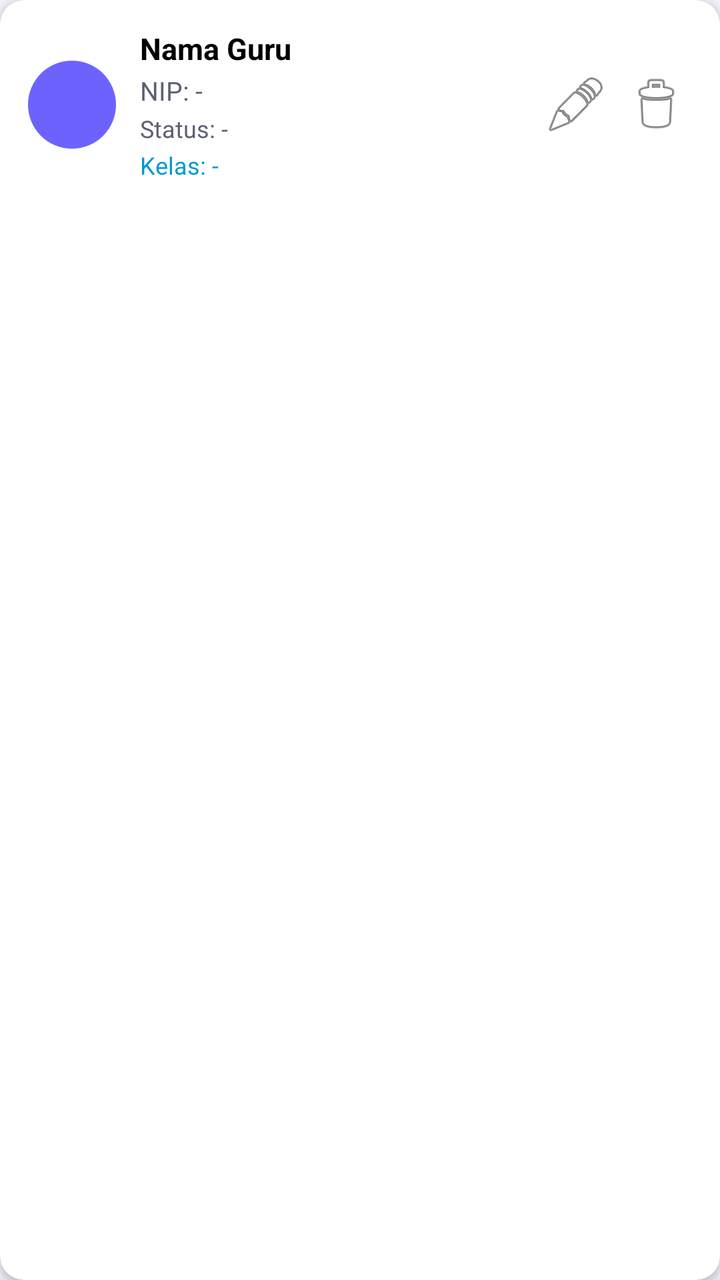
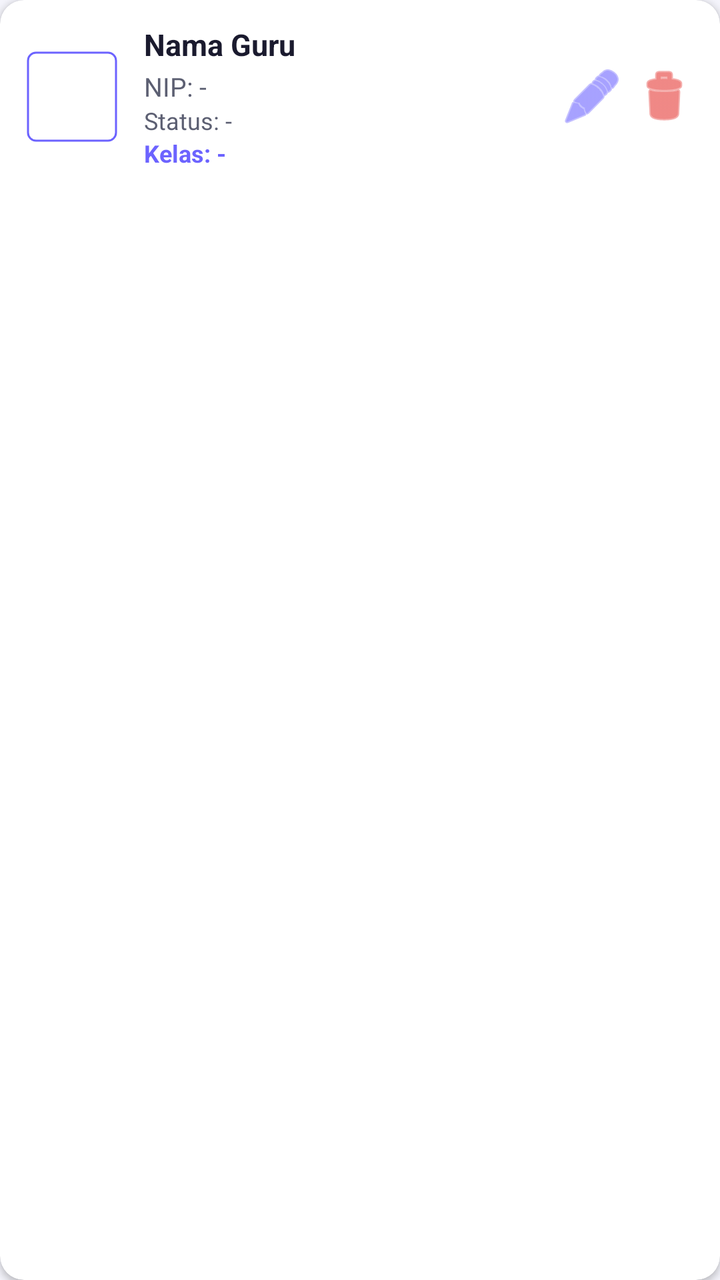

An Android layout rendered at two revisions. The XML below is the earlier revision; the diff shows what the commit changed to produce the second picture.
<!-- AndroidManifest.xml: application theme Theme.Elearning_SD_Negeri_Sukorame_1 -->
<!-- res/layout/item_guru.xml -->
<?xml version="1.0" encoding="utf-8"?>
<androidx.cardview.widget.CardView xmlns:android="http://schemas.android.com/apk/res/android"
    xmlns:app="http://schemas.android.com/apk/res-auto"
    android:layout_width="match_parent"
    android:layout_height="wrap_content"
    android:layout_marginHorizontal="8dp"
    android:layout_marginVertical="6dp"
    app:cardCornerRadius="12dp"
    app:cardElevation="3dp">

    <LinearLayout
        android:layout_width="match_parent"
        android:layout_height="wrap_content"
        android:orientation="horizontal"
        android:padding="14dp"
        android:gravity="center_vertical">

        <TextView
            android:id="@+id/tvAvatar"
            android:layout_width="44dp"
            android:layout_height="44dp"
            android:gravity="center"
            android:textSize="18sp"
            android:textStyle="bold"
            android:textColor="@color/white"
            android:background="@drawable/bg_avatar_purple"
            android:layout_marginEnd="12dp"/>

        <LinearLayout
            android:layout_width="0dp"
            android:layout_height="wrap_content"
            android:layout_weight="1"
            android:orientation="vertical">

            <TextView
                android:id="@+id/tvNamaGuru"
                android:layout_width="wrap_content"
                android:layout_height="wrap_content"
                android:textSize="15sp"
                android:textStyle="bold"
                android:textColor="@color/black"
                android:text="Nama Guru" />

            <TextView
                android:id="@+id/tvNipGuru"
                android:layout_width="wrap_content"
                android:layout_height="wrap_content"
                android:textSize="13sp"
                android:textColor="@color/text_gray"
                android:layout_marginTop="2dp"
                android:text="NIP: -" />

            <TextView
                android:id="@+id/tvStatusGuru"
                android:layout_width="wrap_content"
                android:layout_height="wrap_content"
                android:textSize="12sp"
                android:textColor="@color/text_gray"
                android:layout_marginTop="2dp"
                android:text="Status: -" />

            <TextView
                android:id="@+id/tvKelasGuru"
                android:layout_width="wrap_content"
                android:layout_height="wrap_content"
                android:textSize="12sp"
                android:textColor="@android:color/holo_blue_dark"
                android:layout_marginTop="2dp"
                android:text="Kelas: -" />

        </LinearLayout>

        <ImageButton
            android:id="@+id/btnEditGuru"
            android:layout_width="36dp"
            android:layout_height="36dp"
            android:src="@android:drawable/ic_menu_edit"
            android:background="?attr/selectableItemBackgroundBorderless"
            android:layout_marginEnd="4dp"/>

        <ImageButton
            android:id="@+id/btnDeleteGuru"
            android:layout_width="36dp"
            android:layout_height="36dp"
            android:src="@android:drawable/ic_menu_delete"
            android:background="?attr/selectableItemBackgroundBorderless"/>

    </LinearLayout>

</androidx.cardview.widget.CardView>
<!-- resources referenced by this layout -->
<resources>
  <color name="black">#FF000000</color>
  <color name="text_gray">#5C5F72</color>
  <color name="white">#FFFFFFFF</color>
  <!-- drawable bg_avatar_purple (drawable) -->
  <?xml version="1.0" encoding="utf-8"?>
  <shape xmlns:android="http://schemas.android.com/apk/res/android"
      android:shape="oval">
      <solid android:color="@color/primary_purple" />
  
      <padding
          android:left="8dp"
          android:top="8dp"
          android:right="8dp"
          android:bottom="8dp" />
  </shape>
  <style name="Theme.Elearning_SD_Negeri_Sukorame_1" parent="Theme.MaterialComponents.DayNight.NoActionBar">
          <item name="colorPrimary">@color/primary_purple</item>
          <item name="colorPrimaryVariant">@color/primary_purple_light</item>
          <item name="colorOnPrimary">@color/white</item>
          <item name="colorSecondary">@color/teal_200</item>
          <item name="colorOnSecondary">@color/black</item>
          <item name="colorSurface">@color/card_bg</item>
          <item name="colorOnSurface">@color/text_dark</item>
          <item name="android:colorBackground">@color/bg_light</item>
          <item name="android:textColorPrimary">@color/text_dark</item>
          <item name="android:textColorSecondary">@color/text_gray</item>
          <item name="android:textColorHint">@color/text_hint</item>
          <item name="android:statusBarColor">@color/bg_light</item>
          <item name="android:navigationBarColor">@color/bg_light</item>
          <item name="android:windowLightStatusBar" tools:targetApi="23">true</item>
          <item name="cardBackgroundColor">@color/card_bg</item>
          <item name="cardCornerRadius">16dp</item>
          <item name="colorControlNormal">@color/text_hint</item>
          <item name="colorControlActivated">@color/primary_purple</item>
          <item name="colorControlHighlight">@color/light_purple</item>
          <item name="android:listDivider">@color/divider_color</item>
      </style>
  <color name="primary_purple">#6C63FF</color>
  <color name="primary_purple_light">#9B94FF</color>
  <color name="teal_200">#FF03DAC5</color>
  <color name="card_bg">#FFFFFF</color>
  <color name="text_dark">#1A1A2E</color>
  <color name="bg_light">#F4F4FB</color>
  <color name="text_hint">#9E9EB8</color>
  <color name="light_purple">#E7E6FF</color>
  <color name="divider_color">#DCDCE8</color>
</resources>

<!-- the commit's change to res/layout/item_guru.xml (unified diff, before → after) -->
@@ -1,30 +1,33 @@
 <?xml version="1.0" encoding="utf-8"?>
-<androidx.cardview.widget.CardView xmlns:android="http://schemas.android.com/apk/res/android"
+<com.google.android.material.card.MaterialCardView xmlns:android="http://schemas.android.com/apk/res/android"
     xmlns:app="http://schemas.android.com/apk/res-auto"
     android:layout_width="match_parent"
     android:layout_height="wrap_content"
-    android:layout_marginHorizontal="8dp"
+    android:layout_marginHorizontal="12dp"
     android:layout_marginVertical="6dp"
     app:cardCornerRadius="12dp"
-    app:cardElevation="3dp">
+    app:cardElevation="2dp"
+    app:cardBackgroundColor="?attr/colorSurface"
+    app:strokeWidth="0dp">
 
     <LinearLayout
         android:layout_width="match_parent"
         android:layout_height="wrap_content"
         android:orientation="horizontal"
-        android:padding="14dp"
+        android:padding="12dp"
         android:gravity="center_vertical">
 
-        <TextView
-            android:id="@+id/tvAvatar"
-            android:layout_width="44dp"
-            android:layout_height="44dp"
-            android:gravity="center"
-            android:textSize="18sp"
-            android:textStyle="bold"
-            android:textColor="@color/white"
-            android:background="@drawable/bg_avatar_purple"
-            android:layout_marginEnd="12dp"/>
+        <com.google.android.material.imageview.ShapeableImageView
+            android:id="@+id/ivFotoGuru"
+            android:layout_width="48dp"
+            android:layout_height="48dp"
+            android:scaleType="centerCrop"
+            android:layout_marginEnd="12dp"
+            app:shapeAppearanceOverlay="@style/ShapeAppearance.MaterialComponents.SmallComponent"
+            android:background="?attr/colorPrimaryContainer"
+            android:padding="2dp"
+            app:strokeColor="?attr/colorPrimary"
+            app:strokeWidth="1dp" />
 
         <LinearLayout
             android:layout_width="0dp"
@@ -38,7 +41,7 @@
                 android:layout_height="wrap_content"
                 android:textSize="15sp"
                 android:textStyle="bold"
-                android:textColor="@color/black"
+                android:textColor="?attr/colorOnSurface"
                 android:text="Nama Guru" />
 
             <TextView
@@ -46,7 +49,7 @@
                 android:layout_width="wrap_content"
                 android:layout_height="wrap_content"
                 android:textSize="13sp"
-                android:textColor="@color/text_gray"
+                android:textColor="?android:attr/textColorSecondary"
                 android:layout_marginTop="2dp"
                 android:text="NIP: -" />
 
@@ -55,8 +58,7 @@
                 android:layout_width="wrap_content"
                 android:layout_height="wrap_content"
                 android:textSize="12sp"
-                android:textColor="@color/text_gray"
-                android:layout_marginTop="2dp"
+                android:textColor="?android:attr/textColorSecondary"
                 android:text="Status: -" />
 
             <TextView
@@ -64,27 +66,28 @@
                 android:layout_width="wrap_content"
                 android:layout_height="wrap_content"
                 android:textSize="12sp"
-                android:textColor="@android:color/holo_blue_dark"
-                android:layout_marginTop="2dp"
+                android:textColor="@color/primary_purple"
+                android:textStyle="bold"
                 android:text="Kelas: -" />
-
         </LinearLayout>
 
         <ImageButton
             android:id="@+id/btnEditGuru"
-            android:layout_width="36dp"
-            android:layout_height="36dp"
+            android:layout_width="32dp"
+            android:layout_height="32dp"
             android:src="@android:drawable/ic_menu_edit"
             android:background="?attr/selectableItemBackgroundBorderless"
-            android:layout_marginEnd="4dp"/>
+            app:tint="@color/primary_purple"
+            android:layout_marginEnd="4dp"
+            android:contentDescription="Edit" />
 
         <ImageButton
             android:id="@+id/btnDeleteGuru"
-            android:layout_width="36dp"
-            android:layout_height="36dp"
+            android:layout_width="32dp"
+            android:layout_height="32dp"
             android:src="@android:drawable/ic_menu_delete"
-            android:background="?attr/selectableItemBackgroundBorderless"/>
-
+            android:background="?attr/selectableItemBackgroundBorderless"
+            app:tint="@color/item_delete_icon"
+            android:contentDescription="Hapus" />
     </LinearLayout>
-
-</androidx.cardview.widget.CardView>
+</com.google.android.material.card.MaterialCardView>
<!-- resource entries referenced after the edit -->
@@ -1,20 +1,9 @@
 <!-- resources referenced by this layout -->
 <resources>
+  <color name="item_delete_icon">#E53935</color>
   <color name="black">#FF000000</color>
   <color name="text_gray">#5C5F72</color>
   <color name="white">#FFFFFFFF</color>
-  <!-- drawable bg_avatar_purple (drawable) -->
-  <?xml version="1.0" encoding="utf-8"?>
-  <shape xmlns:android="http://schemas.android.com/apk/res/android"
-      android:shape="oval">
-      <solid android:color="@color/primary_purple" />
-  
-      <padding
-          android:left="8dp"
-          android:top="8dp"
-          android:right="8dp"
-          android:bottom="8dp" />
-  </shape>
   <style name="Theme.Elearning_SD_Negeri_Sukorame_1" parent="Theme.MaterialComponents.DayNight.NoActionBar">
           <item name="colorPrimary">@color/primary_purple</item>
           <item name="colorPrimaryVariant">@color/primary_purple_light</item>
